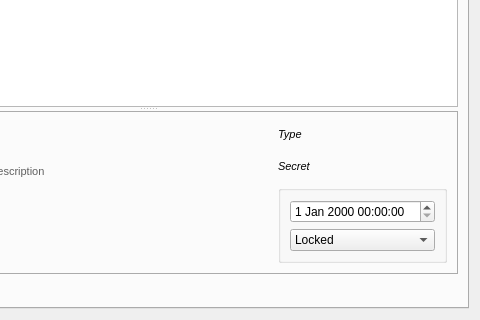
First picture: the form in Velocity/profileeditor.ui, repository hetelek/Velocity, before the edit; both pictures show x 442 to 922 and y 153 to 473 of the 922 by 473 pixel window.
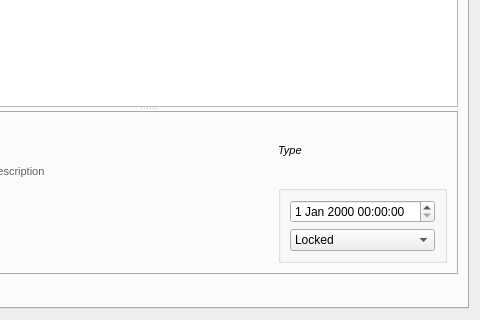
Second picture: the form after the edit. The open tabs and pages were chosen to show the change. Icons and pictures are not drawn.

Commit message: Removed secret achievement label

Diff of the .ui file:
```diff
--- a/Velocity/profileeditor.ui
+++ b/Velocity/profileeditor.ui
@@ -1067,7 +1067,7 @@
               </layout>
              </item>
              <item>
-              <layout class="QVBoxLayout" name="verticalLayout_15" stretch="1,1,2">
+              <layout class="QVBoxLayout" name="verticalLayout_15" stretch="2,1">
                <item>
                 <widget class="QLabel" name="lblAchType">
                  <property name="text">
@@ -1082,20 +1082,6 @@
                  </property>
                 </widget>
                </item>
-               <item>
-                <widget class="QLabel" name="lblAchSecret">
-                 <property name="text">
-                  <string>&lt;!DOCTYPE HTML PUBLIC &quot;-//W3C//DTD HTML 4.0//EN&quot; &quot;http://www.w3.org/TR/REC-html40/strict.dtd&quot;&gt;
-&lt;html&gt;&lt;head&gt;&lt;meta name=&quot;qrichtext&quot; content=&quot;1&quot; /&gt;&lt;style type=&quot;text/css&quot;&gt;
-p, li { white-space: pre-wrap; }
-&lt;/style&gt;&lt;/head&gt;&lt;body style=&quot; font-family:'MS Shell Dlg 2'; font-size:8.25pt; font-weight:400; font-style:normal;&quot;&gt;
-&lt;p style=&quot; margin-top:0px; margin-bottom:0px; margin-left:0px; margin-right:0px; -qt-block-indent:0; text-indent:0px;&quot;&gt;&lt;span style=&quot; font-size:8pt; font-style:italic;&quot;&gt;Secret&lt;/span&gt;&lt;/p&gt;&lt;/body&gt;&lt;/html&gt;</string>
-                 </property>
-                 <property name="wordWrap">
-                  <bool>true</bool>
-                 </property>
-                </widget>
-               </item>
                <item>
                 <widget class="QGroupBox" name="groupBox">
                  <property name="title">
```
Left out of the diff: 4 changed lines with no effect on the pictures. The commit also changes 1 other file.
